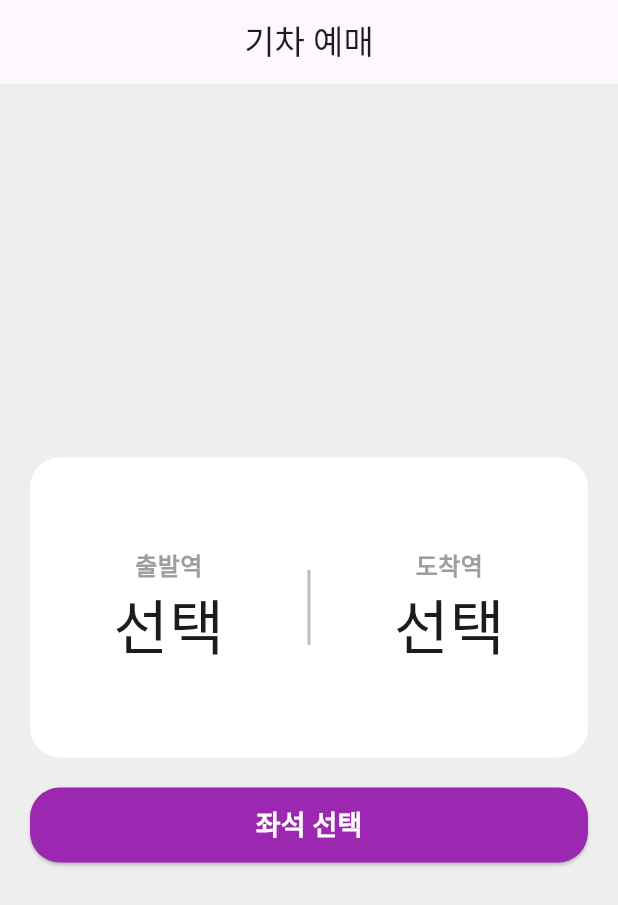
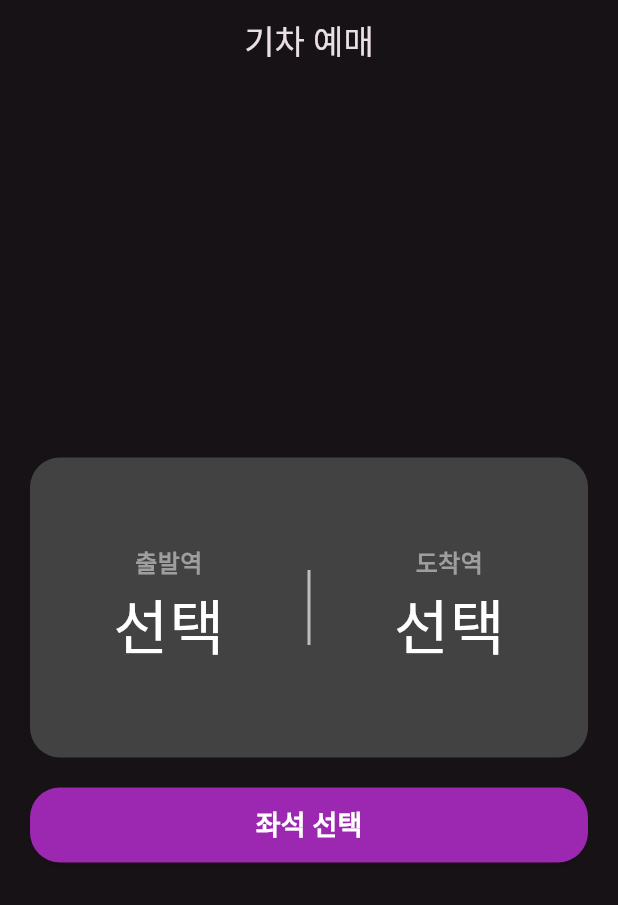
Before and after one commit to Kihwan-dev/flutter_train_app, a Flutter app: the screen it shows after launch, on a phone screen of 412 x 824 dp. Shown: the top 905 px of the screen. Run offline on Flutter 3.47's test engine with Material 3 defaults, Android fonts, the phone set to English and light mode, and no system bars.

Commit message:
✨ 다크 모드 레이아웃 지원 추가

```diff
--- a/lib/Pages/Home/home_page.dart
+++ b/lib/Pages/Home/home_page.dart
@@ -16,7 +16,7 @@ class _HomePageState extends State<HomePage> {
   Widget build(BuildContext context) {
     return Scaffold(
       appBar: BasicTitleAppBar(appBarTitleText: "기차 예매", isBackOn: false),
-      backgroundColor: Colors.grey[200],
+      backgroundColor: Theme.of(context).colorScheme.brightness == Brightness.light ? Colors.grey[200] : Theme.of(context).colorScheme.surface,
       body: Padding(
         padding: const EdgeInsets.symmetric(horizontal: 20),
         child: Column(
@@ -25,7 +25,12 @@ class _HomePageState extends State<HomePage> {
             Container(
               height: 200,
               width: double.infinity,
-              decoration: BoxDecoration(color: Colors.white, borderRadius: BorderRadius.circular(20)),
+              decoration: BoxDecoration(
+                color: Theme.of(context).brightness == Brightness.dark
+                ? Colors.grey[800]
+                : Colors.white,
+                borderRadius: BorderRadius.circular(20),
+              ),
               child: Row(
                 mainAxisAlignment: MainAxisAlignment.center,
                 children: [
@@ -45,7 +50,7 @@ class _HomePageState extends State<HomePage> {
               width: double.infinity,
               child: ElevatedButton(
                 onPressed: () {
-                  if(departureStation == "선택" || arrivalStation == "선택") return;
+                  if (departureStation == "선택" || arrivalStation == "선택") return;
                   Navigator.push(context, MaterialPageRoute(builder: (context) => SeatPage(departureStation, arrivalStation)));
                 },
                 child: Text(
@@ -99,9 +104,7 @@ class _HomePageState extends State<HomePage> {
             ),
             Text(
               isDepatureStation ? departureStation : arrivalStation,
-              style: TextStyle(
-                fontSize: 40,
-              ),
+              style: Theme.of(context).textTheme.bodyLarge,
             ),
           ],
         ),
--- a/lib/Pages/Seat/seat_page.dart
+++ b/lib/Pages/Seat/seat_page.dart
@@ -66,7 +66,7 @@ class _SeatPageState extends State<SeatPage> {
       builder: (context) {
         return CupertinoAlertDialog(
           title: Text("예매 하시겠습니까?"),
-          content: Text("좌석:$selectedRow-$selectedCol"),
+          content: Text("좌석 : $selectedRow-$selectedCol"),
           actions: [
             CupertinoDialogAction(
               isDestructiveAction: true,
--- a/lib/Pages/Seat/seat_widgets/column_label_layout.dart
+++ b/lib/Pages/Seat/seat_widgets/column_label_layout.dart
@@ -11,12 +11,12 @@ class ColumnLabelLayout extends StatelessWidget {
       children: [
         getColumnLabel("선택됨", Colors.purple),
         SizedBox(width: 10),
-        getColumnLabel("선택 안 됨", Colors.grey[300]!),
+        getColumnLabel("선택 안 됨", Colors.grey[Theme.of(context).colorScheme.brightness == Brightness.dark ? 800 : 300]),
       ],
     );
   }
 
-  Row getColumnLabel(String content, Color color) {
+  Row getColumnLabel(String content, Color? color) {
     return Row(
       children: [
         Container(
--- a/lib/main.dart
+++ b/lib/main.dart
@@ -13,7 +13,38 @@ class MyApp extends StatelessWidget {
   @override
   Widget build(BuildContext context) {
     return MaterialApp(
+      // themeMode: ThemeMode.light,
+      themeMode: ThemeMode.dark,
       theme: ThemeData(
+        colorScheme: ColorScheme.fromSeed(
+          seedColor: Colors.purple,
+          brightness: Brightness.light,
+        ),
+        textTheme: TextTheme(bodyLarge: TextStyle(fontSize: 40)),
+        dividerColor: Colors.black38,
+        highlightColor: Colors.purple,
+        elevatedButtonTheme: ElevatedButtonThemeData(
+          style: ButtonStyle(
+            shape: WidgetStatePropertyAll(
+              RoundedRectangleBorder(
+                borderRadius: BorderRadius.circular(20),
+              ),
+            ),
+            backgroundColor: WidgetStatePropertyAll(Colors.purple),
+            foregroundColor: WidgetStatePropertyAll(Colors.white),
+          ),
+        ),
+
+      ),
+      darkTheme: ThemeData(
+        colorScheme: ColorScheme.fromSeed(
+          seedColor: Colors.purple,
+          brightness: Brightness.dark,
+        ),
+        // scaffoldBackgroundColor: Colors.black38,
+        textTheme: TextTheme(bodyLarge: TextStyle(fontSize: 40, color: Colors.white)),
+        dividerColor: Colors.white38,
+        highlightColor: Colors.purple,
         elevatedButtonTheme: ElevatedButtonThemeData(
           style: ButtonStyle(
             shape: WidgetStatePropertyAll(
```
Also changed, not shown: lib/Pages/Seat/seat_widgets/selectable_seat_layout.dart (+8 -8 lines).
